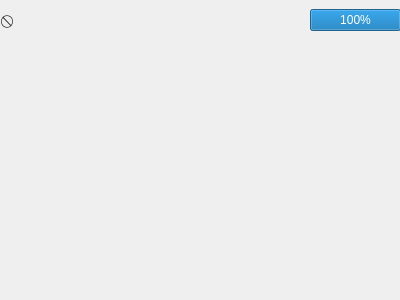
First picture: the form in devicescreenview.ui, repository eo640217/device-simulator, before the edit.
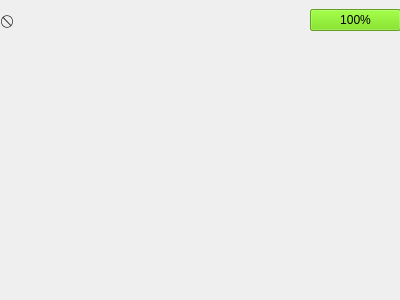
Second picture: the form after the edit.

Commit message: setup the overload and charge buttons in the sidebar. Add an option to modify the speed that time passes

Patch:
```diff
--- a/devicescreenview.ui
+++ b/devicescreenview.ui
@@ -57,6 +57,502 @@
         <verstretch>0</verstretch>
        </sizepolicy>
       </property>
+      <property name="palette">
+       <palette>
+        <active>
+         <colorrole role="WindowText">
+          <brush brushstyle="SolidPattern">
+           <color alpha="255">
+            <red>0</red>
+            <green>0</green>
+            <blue>0</blue>
+           </color>
+          </brush>
+         </colorrole>
+         <colorrole role="Button">
+          <brush brushstyle="SolidPattern">
+           <color alpha="255">
+            <red>138</red>
+            <green>226</green>
+            <blue>52</blue>
+           </color>
+          </brush>
+         </colorrole>
+         <colorrole role="Light">
+          <brush brushstyle="SolidPattern">
+           <color alpha="255">
+            <red>198</red>
+            <green>255</green>
+            <blue>143</blue>
+           </color>
+          </brush>
+         </colorrole>
+         <colorrole role="Midlight">
+          <brush brushstyle="SolidPattern">
+           <color alpha="255">
+            <red>168</red>
+            <green>240</green>
+            <blue>97</blue>
+           </color>
+          </brush>
+         </colorrole>
+         <colorrole role="Dark">
+          <brush brushstyle="SolidPattern">
+           <color alpha="255">
+            <red>69</red>
+            <green>113</green>
+            <blue>26</blue>
+           </color>
+          </brush>
+         </colorrole>
+         <colorrole role="Mid">
+          <brush brushstyle="SolidPattern">
+           <color alpha="255">
+            <red>92</red>
+            <green>151</green>
+            <blue>34</blue>
+           </color>
+          </brush>
+         </colorrole>
+         <colorrole role="Text">
+          <brush brushstyle="SolidPattern">
+           <color alpha="255">
+            <red>0</red>
+            <green>0</green>
+            <blue>0</blue>
+           </color>
+          </brush>
+         </colorrole>
+         <colorrole role="BrightText">
+          <brush brushstyle="SolidPattern">
+           <color alpha="255">
+            <red>0</red>
+            <green>0</green>
+            <blue>0</blue>
+           </color>
+          </brush>
+         </colorrole>
+         <colorrole role="ButtonText">
+          <brush brushstyle="SolidPattern">
+           <color alpha="255">
+            <red>0</red>
+            <green>0</green>
+            <blue>0</blue>
+           </color>
+          </brush>
+         </colorrole>
+         <colorrole role="Base">
+          <brush brushstyle="SolidPattern">
+           <color alpha="255">
+            <red>255</red>
+            <green>255</green>
+            <blue>255</blue>
+           </color>
+          </brush>
+         </colorrole>
+         <colorrole role="Window">
+          <brush brushstyle="SolidPattern">
+           <color alpha="255">
+            <red>138</red>
+            <green>226</green>
+            <blue>52</blue>
+           </color>
+          </brush>
+         </colorrole>
+         <colorrole role="Shadow">
+          <brush brushstyle="SolidPattern">
+           <color alpha="255">
+            <red>0</red>
+            <green>0</green>
+            <blue>0</blue>
+           </color>
+          </brush>
+         </colorrole>
+         <colorrole role="Highlight">
+          <brush brushstyle="SolidPattern">
+           <color alpha="255">
+            <red>138</red>
+            <green>226</green>
+            <blue>52</blue>
+           </color>
+          </brush>
+         </colorrole>
+         <colorrole role="HighlightedText">
+          <brush brushstyle="SolidPattern">
+           <color alpha="255">
+            <red>0</red>
+            <green>0</green>
+            <blue>0</blue>
+           </color>
+          </brush>
+         </colorrole>
+         <colorrole role="AlternateBase">
+          <brush brushstyle="SolidPattern">
+           <color alpha="255">
+            <red>196</red>
+            <green>240</green>
+            <blue>153</blue>
+           </color>
+          </brush>
+         </colorrole>
+         <colorrole role="ToolTipBase">
+          <brush brushstyle="SolidPattern">
+           <color alpha="255">
+            <red>255</red>
+            <green>255</green>
+            <blue>220</blue>
+           </color>
+          </brush>
+         </colorrole>
+         <colorrole role="ToolTipText">
+          <brush brushstyle="SolidPattern">
+           <color alpha="255">
+            <red>0</red>
+            <green>0</green>
+            <blue>0</blue>
+           </color>
+          </brush>
+         </colorrole>
+         <colorrole role="PlaceholderText">
+          <brush brushstyle="SolidPattern">
+           <color alpha="128">
+            <red>0</red>
+            <green>0</green>
+            <blue>0</blue>
+           </color>
+          </brush>
+         </colorrole>
+        </active>
+        <inactive>
+         <colorrole role="WindowText">
+          <brush brushstyle="SolidPattern">
+           <color alpha="255">
+            <red>0</red>
+            <green>0</green>
+            <blue>0</blue>
+           </color>
+          </brush>
+         </colorrole>
+         <colorrole role="Button">
+          <brush brushstyle="SolidPattern">
+           <color alpha="255">
+            <red>138</red>
+            <green>226</green>
+            <blue>52</blue>
+           </color>
+          </brush>
+         </colorrole>
+         <colorrole role="Light">
+          <brush brushstyle="SolidPattern">
+           <color alpha="255">
+            <red>198</red>
+            <green>255</green>
+            <blue>143</blue>
+           </color>
+          </brush>
+         </colorrole>
+         <colorrole role="Midlight">
+          <brush brushstyle="SolidPattern">
+           <color alpha="255">
+            <red>168</red>
+            <green>240</green>
+            <blue>97</blue>
+           </color>
+          </brush>
+         </colorrole>
+         <colorrole role="Dark">
+          <brush brushstyle="SolidPattern">
+           <color alpha="255">
+            <red>69</red>
+            <green>113</green>
+            <blue>26</blue>
+           </color>
+          </brush>
+         </colorrole>
+         <colorrole role="Mid">
+          <brush brushstyle="SolidPattern">
+           <color alpha="255">
+            <red>92</red>
+            <green>151</green>
+            <blue>34</blue>
+           </color>
+          </brush>
+         </colorrole>
+         <colorrole role="Text">
+          <brush brushstyle="SolidPattern">
+           <color alpha="255">
+            <red>0</red>
+            <green>0</green>
+            <blue>0</blue>
+           </color>
+          </brush>
+         </colorrole>
+         <colorrole role="BrightText">
+          <brush brushstyle="SolidPattern">
+           <color alpha="255">
+            <red>0</red>
+            <green>0</green>
+            <blue>0</blue>
+           </color>
+          </brush>
+         </colorrole>
+         <colorrole role="ButtonText">
+          <brush brushstyle="SolidPattern">
+           <color alpha="255">
+            <red>0</red>
+            <green>0</green>
+            <blue>0</blue>
+           </color>
+          </brush>
+         </colorrole>
+         <colorrole role="Base">
+          <brush brushstyle="SolidPattern">
+           <color alpha="255">
+            <red>255</red>
+            <green>255</green>
+            <blue>255</blue>
+           </color>
+          </brush>
+         </colorrole>
+         <colorrole role="Window">
+          <brush brushstyle="SolidPattern">
+           <color alpha="255">
+            <red>138</red>
+            <green>226</green>
+            <blue>52</blue>
+           </color>
+          </brush>
+         </colorrole>
+         <colorrole role="Shadow">
+          <brush brushstyle="SolidPattern">
+           <color alpha="255">
+            <red>0</red>
+            <green>0</green>
+            <blue>0</blue>
+           </color>
+          </brush>
+         </colorrole>
+         <colorrole role="Highlight">
+          <brush brushstyle="SolidPattern">
+           <color alpha="255">
+            <red>138</red>
+            <green>226</green>
+            <blue>52</blue>
+           </color>
+          </brush>
+         </colorrole>
+         <colorrole role="HighlightedText">
+          <brush brushstyle="SolidPattern">
+           <color alpha="255">
+            <red>0</red>
+            <green>0</green>
+            <blue>0</blue>
+           </color>
+          </brush>
+         </colorrole>
+         <colorrole role="AlternateBase">
+          <brush brushstyle="SolidPattern">
+           <color alpha="255">
+            <red>196</red>
+            <green>240</green>
+            <blue>153</blue>
+           </color>
+          </brush>
+         </colorrole>
+         <colorrole role="ToolTipBase">
+          <brush brushstyle="SolidPattern">
+           <color alpha="255">
+            <red>255</red>
+            <green>255</green>
+            <blue>220</blue>
+           </color>
+          </brush>
+         </colorrole>
+         <colorrole role="ToolTipText">
+          <brush brushstyle="SolidPattern">
+           <color alpha="255">
+            <red>0</red>
+            <green>0</green>
+            <blue>0</blue>
+           </color>
+          </brush>
+         </colorrole>
+         <colorrole role="PlaceholderText">
+          <brush brushstyle="SolidPattern">
+           <color alpha="128">
+            <red>0</red>
+            <green>0</green>
+            <blue>0</blue>
+           </color>
+          </brush>
+         </colorrole>
+        </inactive>
+        <disabled>
+         <colorrole role="WindowText">
+          <brush brushstyle="SolidPattern">
+           <color alpha="255">
+            <red>69</red>
+            <green>113</green>
+            <blue>26</blue>
+           </color>
+          </brush>
+         </colorrole>
+         <colorrole role="Button">
+          <brush brushstyle="SolidPattern">
+           <color alpha="255">
+            <red>138</red>
+            <green>226</green>
+            <blue>52</blue>
+           </color>
+          </brush>
+         </colorrole>
+         <colorrole role="Light">
+          <brush brushstyle="SolidPattern">
+           <color alpha="255">
+            <red>198</red>
+            <green>255</green>
+            <blue>143</blue>
+           </color>
+          </brush>
+         </colorrole>
+         <colorrole role="Midlight">
+          <brush brushstyle="SolidPattern">
+           <color alpha="255">
+            <red>168</red>
+            <green>240</green>
+            <blue>97</blue>
+           </color>
+          </brush>
+         </colorrole>
+         <colorrole role="Dark">
+          <brush brushstyle="SolidPattern">
+           <color alpha="255">
+            <red>69</red>
+            <green>113</green>
+            <blue>26</blue>
+           </color>
+          </brush>
+         </colorrole>
+         <colorrole role="Mid">
+          <brush brushstyle="SolidPattern">
+           <color alpha="255">
+            <red>92</red>
+            <green>151</green>
+            <blue>34</blue>
+           </color>
+          </brush>
+         </colorrole>
+         <colorrole role="Text">
+          <brush brushstyle="SolidPattern">
+           <color alpha="255">
+            <red>69</red>
+            <green>113</green>
+            <blue>26</blue>
+           </color>
+          </brush>
+         </colorrole>
+         <colorrole role="BrightText">
+          <brush brushstyle="SolidPattern">
+           <color alpha="255">
+            <red>0</red>
+            <green>0</green>
+            <blue>0</blue>
+           </color>
+          </brush>
+         </colorrole>
+         <colorrole role="ButtonText">
+          <brush brushstyle="SolidPattern">
+           <color alpha="255">
+            <red>69</red>
+            <green>113</green>
+            <blue>26</blue>
+           </color>
+          </brush>
+         </colorrole>
+         <colorrole role="Base">
+          <brush brushstyle="SolidPattern">
+           <color alpha="255">
+            <red>138</red>
+            <green>226</green>
+            <blue>52</blue>
+           </color>
+          </brush>
+         </colorrole>
+         <colorrole role="Window">
+          <brush brushstyle="SolidPattern">
+           <color alpha="255">
+            <red>138</red>
+            <green>226</green>
+            <blue>52</blue>
+           </color>
+          </brush>
+         </colorrole>
+         <colorrole role="Shadow">
+          <brush brushstyle="SolidPattern">
+           <color alpha="255">
+            <red>0</red>
+            <green>0</green>
+            <blue>0</blue>
+           </color>
+          </brush>
+         </colorrole>
+         <colorrole role="Highlight">
+          <brush brushstyle="SolidPattern">
+           <color alpha="255">
+            <red>145</red>
+            <green>145</green>
+            <blue>145</blue>
+           </color>
+          </brush>
+         </colorrole>
+         <colorrole role="HighlightedText">
+          <brush brushstyle="SolidPattern">
+           <color alpha="255">
+            <red>0</red>
+            <green>0</green>
+            <blue>0</blue>
+           </color>
+          </brush>
+         </colorrole>
+         <colorrole role="AlternateBase">
+          <brush brushstyle="SolidPattern">
+           <color alpha="255">
+            <red>138</red>
+            <green>226</green>
+            <blue>52</blue>
+           </color>
+          </brush>
+         </colorrole>
+         <colorrole role="ToolTipBase">
+          <brush brushstyle="SolidPattern">
+           <color alpha="255">
+            <red>255</red>
+            <green>255</green>
+            <blue>220</blue>
+           </color>
+          </brush>
+         </colorrole>
+         <colorrole role="ToolTipText">
+          <brush brushstyle="SolidPattern">
+           <color alpha="255">
+            <red>0</red>
+            <green>0</green>
+            <blue>0</blue>
+           </color>
+          </brush>
+         </colorrole>
+         <colorrole role="PlaceholderText">
+          <brush brushstyle="SolidPattern">
+           <color alpha="128">
+            <red>0</red>
+            <green>0</green>
+            <blue>0</blue>
+           </color>
+          </brush>
+         </colorrole>
+        </disabled>
+       </palette>
+      </property>
       <property name="toolTip">
        <string/>
       </property>
```
Left out of the diff: 2 changed lines with no effect on the pictures. The commit also changes 13 other files.
